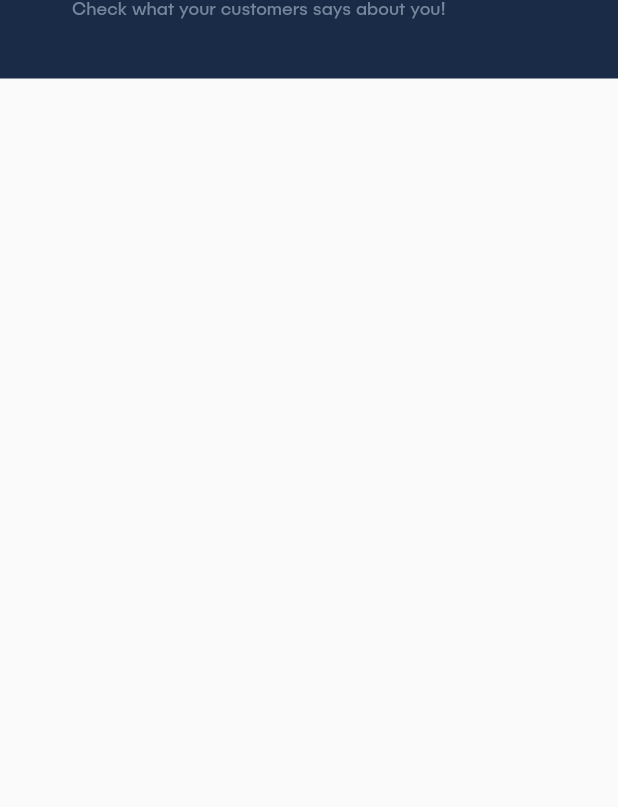
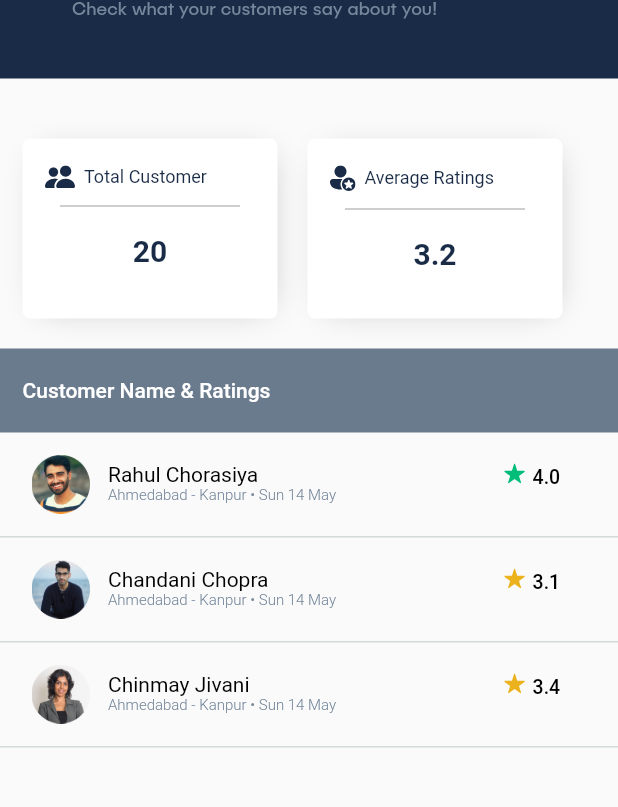
Before and after one commit to Neha-0021/Driver-app, a Flutter app: the DriverRating screen opened by its route, on a phone screen of 412 x 824 dp, the part 109-916 px from its top. Run offline on Flutter 3.47's test engine with Material 2 defaults, Android fonts, the phone set to English and light mode, and no system bars; our stand-ins replace dio, flutter_svg, image_picker, shared_preferences; accounts and stored records are empty; Roboto replaces fonts that are missing (Publica Sans); project files that could hold a hidden picture were left out.

Commit message:
Ui Design

```diff
--- a/lib/Organism/Profile-drawer.dart
+++ b/lib/Organism/Profile-drawer.dart
@@ -1,6 +1,8 @@
 import 'package:driver_app/Molecules/Profile/Log-out.dart';
+import 'package:driver_app/Pages/Driver/DriverRating.dart';
 import 'package:driver_app/Pages/Profile/About-us.dart';
 import 'package:driver_app/Pages/Profile/personal-details-page.dart';
+import 'package:driver_app/Pages/login.dart';
 import 'package:driver_app/atom/Profile/Profile-list.dart';
 import 'package:driver_app/state-management/home-state.dart';
 import 'package:driver_app/state-management/profile-state.dart';
@@ -14,8 +16,7 @@ class ProfileDrawer extends StatelessWidget {
 
   ProfileDrawer({Key? key}) : super(key: key);
 
-  // ignore: non_constant_identifier_names
-  void LogOut(context, homeProvider) async {
+  void logOut(context, homeProvider) async {
     storage.removeElement("token");
     homeProvider.reset();
     Navigator.pushReplacement(
@@ -24,7 +25,6 @@ class ProfileDrawer extends StatelessWidget {
 
   @override
   Widget build(BuildContext context) {
-    // ignore: unused_local_variable
     final homeProvider = Provider.of<HomeState>(context, listen: false);
 
     return Consumer<ProfileState>(
@@ -45,8 +45,13 @@ class ProfileDrawer extends StatelessWidget {
                     decoration: BoxDecoration(
                       shape: BoxShape.circle,
                       image: DecorationImage(
-                        image: NetworkImage(
-                            profileState.userData["profile_photo"]),
+                        image: profileState.userData != null &&
+                                profileState.userData!['profile_photo'] != null
+                            ? NetworkImage(
+                                    profileState.userData!['profile_photo'])
+                                as ImageProvider<Object>
+                            : const AssetImage(
+                                'assets/images/default_profile_photo.png'),
                         fit: BoxFit.cover,
                       ),
                     ),
@@ -60,13 +65,13 @@ class ProfileDrawer extends StatelessWidget {
                     crossAxisAlignment: CrossAxisAlignment.start,
                     children: [
                       Text(
-                        '${profileState.userData['firstname']} ${profileState.userData['lastname']}',
+                        '${profileState.userData?['firstname'] ?? ''} ${profileState.userData?['lastname'] ?? ''}',
                         style: textHeadingstyle,
                       ),
                       Padding(
                         padding: const EdgeInsets.symmetric(vertical: 10),
                         child: Text(
-                          'Driver ID: ${profileState.userData['_id'].toString().substring(0, 3)}',
+                          'Driver ID: ${profileState.userData?['_id']?.toString()?.substring(0, 3) ?? ''}',
                           style: textSubHeadingStyle,
                         ),
                       ),
@@ -91,7 +96,6 @@ class ProfileDrawer extends StatelessWidget {
               actionImagePath: 'assets/images/go.png',
             ),
           ),
-
           GestureDetector(
             onTap: () {
               Navigator.push(
@@ -105,16 +109,22 @@ class ProfileDrawer extends StatelessWidget {
               actionImagePath: 'assets/images/go.png',
             ),
           ),
-
-             const ProfileList(
-              imagePath: 'assets/images/svg/About.svg',
-              title: 'About Us',
+          GestureDetector(
+            onTap: () {
+              Navigator.push(
+                context,
+                MaterialPageRoute(
+                  builder: (context) => DriverRating(),
+                ),
+              );
+            },
+            child: const ProfileList(
+              imagePath: 'assets/images/svg/Rating-icon.svg',
+              title: 'Driver Rating',
               actionImagePath: 'assets/images/go.png',
             ),
-        ]
           ),
-
-          child: GestureDetector(
+          GestureDetector(
             onTap: () {
               showModalBottomSheet(
                 context: context,
@@ -133,8 +143,8 @@ class ProfileDrawer extends StatelessWidget {
               title: 'Log Out',
             ),
           ),
-
-
+        ],
+      ),
     );
   }
 }
@@ -144,6 +154,7 @@ const TextStyle textHeadingstyle = TextStyle(
   fontSize: 20,
   fontWeight: FontWeight.w700,
   color: Color(0xFFFFFFFF),
+  decoration: TextDecoration.none,
 );
 
 const TextStyle textSubHeadingStyle = TextStyle(
@@ -151,4 +162,5 @@ const TextStyle textSubHeadingStyle = TextStyle(
   fontSize: 14,
   fontWeight: FontWeight.w400,
   color: Color(0xFF75879B),
+  decoration: TextDecoration.none,
 );
--- a/lib/Pages/Driver/DriverRating.dart
+++ b/lib/Pages/Driver/DriverRating.dart
@@ -1,18 +1,82 @@
+import 'package:driver_app/atom/Driver/DriverContainer.dart';
+import 'package:driver_app/atom/Driver/Driverlist-card.dart';
 import 'package:driver_app/atom/Driver/HeaderWith-BackButton.dart';
 import 'package:flutter/material.dart';
 
 class DriverRating extends StatelessWidget {
-  const DriverRating({super.key});
+  const DriverRating({Key? key}) : super(key: key);
   @override
   Widget build(BuildContext context) {
-    return const Scaffold(
+    return Scaffold(
       body: SafeArea(
         child: SingleChildScrollView(
           child: Column(
+            crossAxisAlignment: CrossAxisAlignment.start,
             children: [
-               HeaderwithBackButton(
+              const HeaderwithBackButton(
                 Titletext: 'Driver Rating',
-                subtitletext: 'Check what your customers says about you!',
+                subtitletext: 'Check what your customers say about you!',
+              ),
+              const Padding(padding: EdgeInsets.symmetric(vertical: 20)),
+              const Row(
+                mainAxisAlignment: MainAxisAlignment.start,
+                children: [
+                  Padding(
+                      padding: EdgeInsets.symmetric(horizontal: 15),
+                      child: DriverContainer(
+                        titleText: 'Total Customer',
+                        imagePath: 'assets/images/svg/Vector.svg',
+                        subtitleText: '20',
+                      )),
+                  Padding(
+                      padding: EdgeInsets.symmetric(horizontal: 5),
+                      child: DriverContainer(
+                        titleText: 'Average Ratings',
+                        imagePath: 'assets/images/svg/Vectorv.svg',
+                        subtitleText: '3.2',
+                      )),
+                ],
+              ),
+              const Padding(padding: EdgeInsets.symmetric(vertical: 10)),
+              Container(
+                decoration: const BoxDecoration(color: Color(0xFF6B7B8E)),
+                child: const Row(
+                  children: [
+                    Padding(
+                        padding:
+                            EdgeInsets.symmetric(horizontal: 15, vertical: 20),
+                        child: Text(
+                          'Customer Name & Ratings',
+                          style: TextStyle(
+                            color: Colors.white,
+                            fontSize: 14,
+                            fontFamily: 'Publica Sans',
+                            fontWeight: FontWeight.w500,
+                          ),
+                        )),
+                  ],
+                ),
+              ),
+              const DriverListCard(
+                imagePathProfile: 'assets/images/Driverimage.png',
+                offerText: 'Rahul Chorasiya',
+                subText: 'Ahmedabad - Kanpur • Sun 14 May',
+                imagePath: 'assets/images/svg/Star.svg',
+                subTitleText: '4.0',
+              ),
+              const DriverListCard(
+                imagePathProfile: 'assets/images/Driverrating1.png',
+                offerText: 'Chandani Chopra',
+                subText: 'Ahmedabad - Kanpur • Sun 14 May',
+                imagePath: 'assets/images/svg/Stars.svg',
+                subTitleText: '3.1',
+              ),
+              const DriverListCard(
+                imagePathProfile: 'assets/images/Driverrating2.png',
+                offerText: 'Chinmay Jivani',
+                subText: 'Ahmedabad - Kanpur • Sun 14 May',
+                imagePath: 'assets/images/svg/Stars.svg',
+                subTitleText: '3.4',
               ),
             ],
           ),
--- /dev/null
+++ b/lib/atom/Driver/DriverContainer.dart
@@ -0,0 +1,77 @@
+import 'package:flutter/material.dart';
+import 'package:flutter_svg/flutter_svg.dart';
+
+class DriverContainer extends StatelessWidget {
+  final String titleText;
+  final String imagePath;
+  final String subtitleText;
+
+  const DriverContainer({
+    Key? key,
+    required this.titleText,
+    required this.imagePath,
+    required this.subtitleText,
+  }) : super(key: key);
+
+  @override
+  Widget build(BuildContext context) {
+    return Container(
+      width: 170,
+      height: 120,
+      decoration: BoxDecoration(
+        color: Colors.white,
+        borderRadius: BorderRadius.circular(5),
+        boxShadow: const [
+          BoxShadow(
+            color: Color(0x3F000000),
+            blurRadius: 18,
+            offset: Offset(3, 2),
+            spreadRadius: -9,
+          )
+        ],
+      ),
+      child: Column(
+        children: [
+          Row(
+            children: [
+              Padding(
+                padding: const EdgeInsets.only(top: 18, left: 15),
+                child: SvgPicture.asset(imagePath),
+              ),
+              Padding(
+                padding: const EdgeInsets.only(
+                    top: 18, left: 6), // Adjust the padding to your preference
+                child: Text(
+                  titleText,
+                  style: const TextStyle(
+                    color: Color(0xFF192B46),
+                    fontSize: 12,
+                    fontFamily: 'Publica Sans',
+                    fontWeight: FontWeight.w400,
+                  ),
+                ),
+              ),
+            ],
+          ),
+          const Padding(padding: EdgeInsets.symmetric(vertical: 2)),
+          const Divider(
+            color: Colors.grey,
+            indent: 25,
+            endIndent: 25,
+          ),
+          const Padding(padding: EdgeInsets.symmetric(vertical: 5)),
+          Text(
+            subtitleText,
+            textAlign: TextAlign.center,
+            style: const TextStyle(
+              color: Color(0xFF192B46),
+              fontSize: 20,
+              fontFamily: 'Publica Sans',
+              fontWeight: FontWeight.w700,
+            ),
+          ),
+        ],
+      ),
+    );
+  }
+}
--- /dev/null
+++ b/lib/atom/Driver/Driverlist-card.dart
@@ -0,0 +1,92 @@
+import 'package:flutter/material.dart';
+import 'package:flutter_svg/flutter_svg.dart';
+
+class DriverListCard extends StatelessWidget {
+  final String offerText;
+  final String subText;
+  final String subTitleText;
+  final String imagePath;
+  final String imagePathProfile;
+
+  const DriverListCard({
+    Key? key,
+    required this.offerText,
+    required this.subText,
+    required this.subTitleText,
+    required this.imagePath,
+    required this.imagePathProfile,
+  }) : super(key: key);
+
+  @override
+  Widget build(BuildContext context) {
+    return SingleChildScrollView(
+      child: Container(
+        height: 70,
+        decoration: const BoxDecoration(
+          border: Border(
+            bottom: BorderSide(
+              color: Color(0xFFD2DBD6),
+            ),
+          ),
+        ),
+        child: Row(
+          children: [
+            Container(
+              padding: const EdgeInsets.only(left: 21),
+              width: 60,
+              child: Image.asset(imagePathProfile),
+            ),
+            Column(
+              crossAxisAlignment: CrossAxisAlignment.start,
+              children: [
+                Padding(
+                  padding: const EdgeInsets.only(left: 12, top: 20),
+                  child: Text(
+                    offerText,
+                    style: const TextStyle(
+                      color: Colors.black,
+                      fontSize: 14,
+                      fontFamily: 'Publica Sans',
+                      fontWeight: FontWeight.w400,
+                    ),
+                  ),
+                ),
+                Padding(
+                  padding: const EdgeInsets.symmetric(horizontal: 12),
+                  child: Text(
+                    subText,
+                    style: const TextStyle(
+                      color: Color(0xFF75879B),
+                      fontSize: 10,
+                      fontFamily: 'Publica Sans',
+                      fontWeight: FontWeight.w300,
+                    ),
+                  ),
+                ),
+              ],
+            ),
+            Padding(
+              padding: const EdgeInsets.only(left: 100, top: 20),
+              child: Align(
+                alignment: Alignment.topRight,
+                child: SvgPicture.asset(imagePath),
+              ),
+            ),
+            Padding(
+              padding: const EdgeInsets.only(left: 5, bottom: 10),
+              child: Text(
+                subTitleText,
+                style: const TextStyle(
+                  color: Colors.black,
+                  fontSize: 13,
+                  fontFamily: 'Publica Sans',
+                  fontWeight: FontWeight.w500,
+                ),
+              ),
+            ),
+          ],
+        ),
+      ),
+    );
+  }
+}
--- a/lib/atom/Pop-Up/Stop-ride.dart
+++ b/lib/atom/Pop-Up/Stop-ride.dart
@@ -2,8 +2,6 @@ import 'package:driver_app/atom/custom-radioButton.dart';
 import 'package:flutter/material.dart';
 
 class StopRide extends StatelessWidget {
-  const StopRide({required Key key}) : super(key: key);
-
   @override
   Widget build(BuildContext context) {
     return Dialog(
@@ -14,10 +12,23 @@ class StopRide extends StatelessWidget {
           color: Colors.white,
           shape: RoundedRectangleBorder(borderRadius: BorderRadius.circular(5)),
         ),
-        child: Container(
-          color: Color.fromRGBO(73, 86, 100, 1),
+        child: Column(
+          children: [
+            Container(
+              width: 320,
+              height: 45,
+              decoration: const ShapeDecoration(
+                color: Color(0xFF485564),
+                shape: RoundedRectangleBorder(
+                  borderRadius: BorderRadius.only(
+                    topLeft: Radius.circular(5),
+                    topRight: Radius.circular(5),
+                  ),
+                ),
+              ),
               child: Padding(
-            padding: const EdgeInsets.symmetric(horizontal: 20, vertical: 15),
+                padding:
+                    const EdgeInsets.symmetric(horizontal: 20, vertical: 12),
                 child: Column(
                   crossAxisAlignment: CrossAxisAlignment.start,
                   children: [
@@ -30,7 +41,7 @@ class StopRide extends StatelessWidget {
                         const Padding(
                           padding: EdgeInsets.symmetric(horizontal: 10),
                           child: Text(
-                        'Please tell us the reason:',
+                            'Please tell us the reason :',
                             style: TextStyle(
                               color: Colors.white,
                               fontSize: 14,
@@ -40,6 +51,10 @@ class StopRide extends StatelessWidget {
                           ),
                         ),
                       ],
+                    ),
+                  ],
+                ),
+              ),
             ),
             SizedBox(height: 10),
             CustomRadioButton(
@@ -56,11 +71,11 @@ class StopRide extends StatelessWidget {
                 // Handle radio button click logic here
               },
             ),
-                SizedBox(height: 20),
+            const Padding(padding: EdgeInsets.symmetric(vertical: 4.5)),
             Row(
               children: [
                 Container(
-                      width: 160,
+                  width: 151,
                   height: 40,
                   decoration: ShapeDecoration(
                     color: Colors.white,
@@ -78,14 +93,14 @@ class StopRide extends StatelessWidget {
                     ),
                   ),
                 ),
-                    SizedBox(width: 15),
                 Container(
-                      width: 160,
+                  width: 161.5,
                   height: 40,
-                      decoration: ShapeDecoration(
+                  decoration: const ShapeDecoration(
                     color: Color(0xFF192B46),
                     shape: RoundedRectangleBorder(
-                          borderRadius: BorderRadius.only(bottomRight: Radius.circular(3)),
+                      borderRadius:
+                          BorderRadius.only(bottomRight: Radius.circular(3)),
                     ),
                   ),
                   child: TextButton(
@@ -103,8 +118,6 @@ class StopRide extends StatelessWidget {
           ],
         ),
       ),
-        ),
-      ),
     );
   }
 }
--- a/lib/atom/Profile/Profile-list.dart
+++ b/lib/atom/Profile/Profile-list.dart
@@ -37,11 +37,11 @@ class ProfileList extends StatelessWidget {
                   child: Text(
                     title,
                     style: const TextStyle(
-                      fontFamily: 'PublicaSans',
-                      fontSize: 14,
-                      fontWeight: FontWeight.w400,
-                      color: Color(0xFF192B46),
-                    ),
+                        fontFamily: 'PublicaSans',
+                        fontSize: 14,
+                        fontWeight: FontWeight.w400,
+                        color: Color(0xFF192B46),
+                        decoration: TextDecoration.none),
                   ),
                 ),
                 if (actionImagePath != null)
--- a/lib/atom/custom-radioButton.dart
+++ b/lib/atom/custom-radioButton.dart
@@ -17,6 +17,15 @@ class CustomRadioButton extends StatelessWidget {
     return Row(
       children: [
         Expanded(
+          flex: 1,
+          child: Radio(
+            value: isSelected,
+            groupValue: true,
+            onChanged: (_) => onClick(),
+            activeColor: Colors.blue,
+          ),
+        ),
+        Expanded(
           flex: 6,
           child: Text(
             text,
@@ -28,15 +37,6 @@ class CustomRadioButton extends StatelessWidget {
             ),
           ),
         ),
-        Expanded(
-          flex: 1,
-          child: Radio(
-            value: isSelected,
-            groupValue: true,
-            onChanged: (_) => onClick(),
-            activeColor: Colors.blue,
-          ),
-        ),
       ],
     );
   }
--- a/lib/main.dart
+++ b/lib/main.dart
@@ -1,6 +1,9 @@
+import 'package:driver_app/Organism/Profile-drawer.dart';
 import 'package:driver_app/Pages/Driver/DriverRating.dart';
 import 'package:driver_app/Pages/Profile/personal-details-page.dart';
 import 'package:driver_app/Pages/login.dart';
+import 'package:driver_app/atom/Pop-Up/CompleteRide.dart';
+import 'package:driver_app/atom/Pop-Up/Stop-ride.dart';
 import 'package:driver_app/state-management/home-state.dart';
 import 'package:driver_app/state-management/profile-state.dart';
 import 'package:flutter/material.dart';
@@ -21,13 +24,15 @@ class MyApp extends StatelessWidget {
           ChangeNotifierProvider(create: (context) => ProfileState()),
         ],
         child: MaterialApp(
-          title: 'RydThru',
-          initialRoute: 'login',
+          title: 'DRIVER',
+          initialRoute: 'DriverRating',
           routes: {
             'personal-details-page': (context) => PersonalDetailPage(),
-            'DriverRating':(context) => DriverRating(),
+            'DriverRating': (context) => DriverRating(),
             'login': (context) => Login(),
-
+            //'Profile-drawer':(context) => ProfileDrawer(),
+            //'CompleteRide' :(context) => CompleteRide(),
+            //'Stop-ride': (context) => StopRide(),
           },
         ));
   }
```
Also changed, not shown: assets/images/Driverimage.png (added), assets/images/Driverrating1.png (added), assets/images/Driverrating2.png (added), assets/images/svg/Rating-icon.svg (added), assets/images/svg/Star.svg (added), assets/images/svg/Stars.svg (added), assets/images/svg/Vector.svg (added), assets/images/svg/Vectorv.svg (added). Lines whose indentation alone changed are shown as unchanged.
